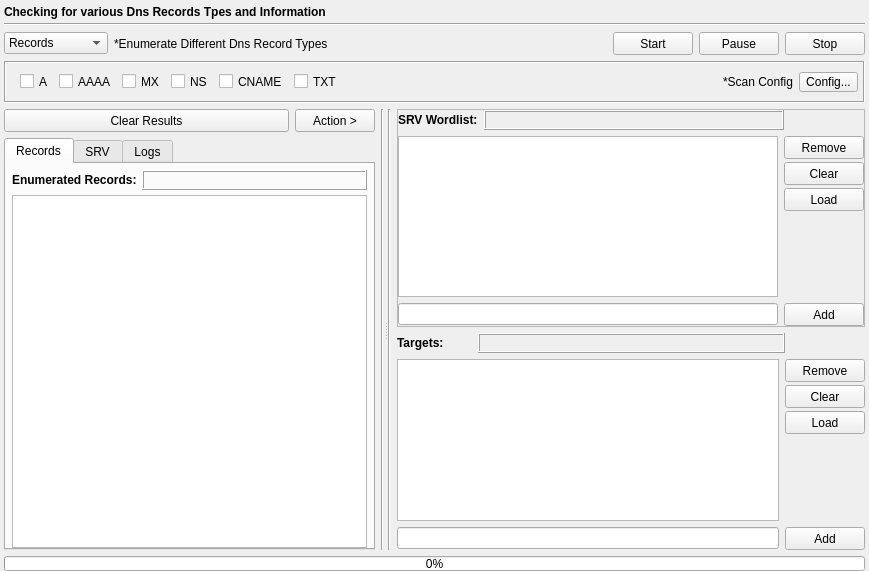
Above: gui/src/engines/dns/Dns.ui from 3nock/OTE before the change. Below: the same form after it.
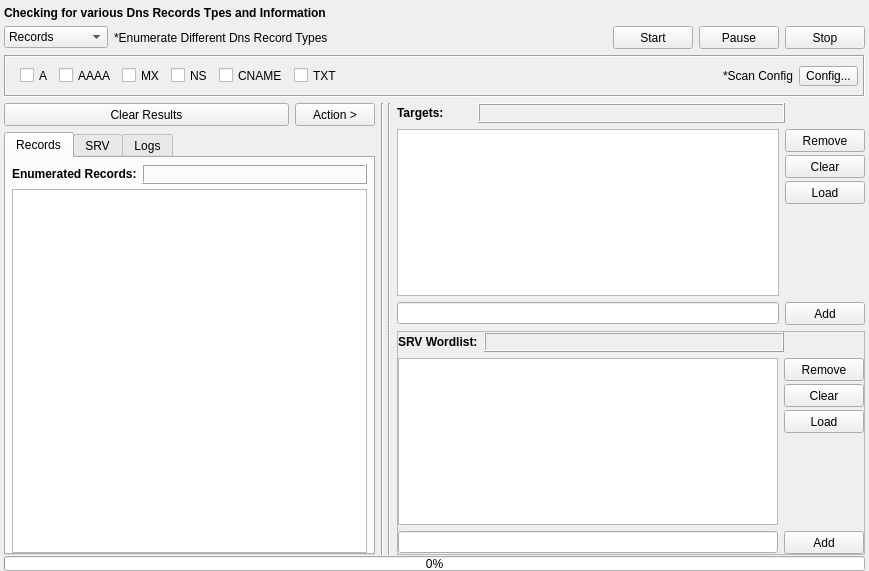
That is the form after the change.

The edit to the form file:
```diff
--- a/gui/src/engines/dns/Dns.ui
+++ b/gui/src/engines/dns/Dns.ui
@@ -16,27 +16,19 @@
   <property name="styleSheet">
    <string notr="true"/>
   </property>
-  <layout class="QVBoxLayout" name="verticalLayout_12">
-   <property name="spacing">
-    <number>6</number>
-   </property>
-   <property name="leftMargin">
-    <number>4</number>
-   </property>
-   <property name="topMargin">
-    <number>5</number>
-   </property>
-   <property name="rightMargin">
-    <number>4</number>
-   </property>
-   <property name="bottomMargin">
-    <number>0</number>
-   </property>
-   <item>
     <layout class="QVBoxLayout" name="verticalLayout_2">
-     <property name="spacing">
+   <property name="leftMargin">
       <number>4</number>
      </property>
+   <property name="topMargin">
+    <number>6</number>
+   </property>
+   <property name="rightMargin">
+    <number>4</number>
+   </property>
+   <property name="bottomMargin">
+    <number>0</number>
+   </property>
      <item>
       <widget class="QLabel" name="label">
        <property name="sizePolicy">
@@ -57,17 +49,6 @@
       </widget>
      </item>
      <item>
-      <widget class="Line" name="line">
-       <property name="orientation">
-        <enum>Qt::Horizontal</enum>
-       </property>
-      </widget>
-     </item>
-    </layout>
-   </item>
-   <item>
-    <layout class="QVBoxLayout" name="verticalLayout">
-     <item>
       <layout class="QHBoxLayout" name="horizontalLayout_9">
        <item>
         <widget class="QComboBox" name="comboBox_option">
@@ -186,10 +167,6 @@
        </item>
       </layout>
      </item>
-    </layout>
-   </item>
-   <item>
-    <layout class="QVBoxLayout" name="verticalLayout_4">
      <item>
       <widget class="QFrame" name="frame">
        <property name="sizePolicy">
@@ -394,8 +371,11 @@
        </layout>
       </widget>
      </item>
-    </layout>
-   </item>
+   <item>
+    <layout class="QVBoxLayout" name="verticalLayout">
+     <property name="spacing">
+      <number>1</number>
+     </property>
    <item>
     <widget class="QSplitter" name="splitter">
      <property name="orientation">
@@ -782,6 +762,269 @@
        </item>
        <item>
         <layout class="QVBoxLayout" name="verticalLayout_11">
+           <item>
+            <widget class="QFrame" name="frame_targets">
+             <property name="styleSheet">
+              <string notr="true"/>
+             </property>
+             <layout class="QVBoxLayout" name="verticalLayout_5">
+              <property name="spacing">
+               <number>6</number>
+              </property>
+              <property name="leftMargin">
+               <number>0</number>
+              </property>
+              <property name="topMargin">
+               <number>0</number>
+              </property>
+              <property name="rightMargin">
+               <number>0</number>
+              </property>
+              <property name="bottomMargin">
+               <number>0</number>
+              </property>
+              <item>
+               <layout class="QHBoxLayout" name="horizontalLayout">
+                <item>
+                 <widget class="QLabel" name="label_6">
+                  <property name="sizePolicy">
+                   <sizepolicy hsizetype="Maximum" vsizetype="Preferred">
+                    <horstretch>0</horstretch>
+                    <verstretch>0</verstretch>
+                   </sizepolicy>
+                  </property>
+                  <property name="minimumSize">
+                   <size>
+                    <width>75</width>
+                    <height>0</height>
+                   </size>
+                  </property>
+                  <property name="font">
+                   <font>
+                    <weight>75</weight>
+                    <bold>true</bold>
+                   </font>
+                  </property>
+                  <property name="text">
+                   <string>Targets: </string>
+                  </property>
+                 </widget>
+                </item>
+                <item>
+                 <widget class="QLabel" name="label_targetsCount">
+                  <property name="sizePolicy">
+                   <sizepolicy hsizetype="Preferred" vsizetype="Maximum">
+                    <horstretch>0</horstretch>
+                    <verstretch>0</verstretch>
+                   </sizepolicy>
+                  </property>
+                  <property name="minimumSize">
+                   <size>
+                    <width>0</width>
+                    <height>20</height>
+                   </size>
+                  </property>
+                  <property name="maximumSize">
+                   <size>
+                    <width>16777215</width>
+                    <height>20</height>
+                   </size>
+                  </property>
+                  <property name="font">
+                   <font>
+                    <weight>75</weight>
+                    <bold>true</bold>
+                   </font>
+                  </property>
+                  <property name="styleSheet">
+                   <string notr="true"/>
+                  </property>
+                  <property name="frameShape">
+                   <enum>QFrame::Box</enum>
+                  </property>
+                  <property name="frameShadow">
+                   <enum>QFrame::Raised</enum>
+                  </property>
+                  <property name="text">
+                   <string/>
+                  </property>
+                 </widget>
+                </item>
+                <item>
+                 <spacer name="horizontalSpacer_3">
+                  <property name="orientation">
+                   <enum>Qt::Horizontal</enum>
+                  </property>
+                  <property name="sizeType">
+                   <enum>QSizePolicy::Fixed</enum>
+                  </property>
+                  <property name="sizeHint" stdset="0">
+                   <size>
+                    <width>80</width>
+                    <height>20</height>
+                   </size>
+                  </property>
+                 </spacer>
+                </item>
+               </layout>
+              </item>
+              <item>
+               <layout class="QHBoxLayout" name="horizontalLayout_3">
+                <item>
+                 <widget class="QListWidget" name="listWidget_targets">
+                  <property name="font">
+                   <font>
+                    <family>MS Shell Dlg 2</family>
+                    <pointsize>8</pointsize>
+                   </font>
+                  </property>
+                  <property name="styleSheet">
+                   <string notr="true"/>
+                  </property>
+                  <property name="editTriggers">
+                   <set>QAbstractItemView::DoubleClicked</set>
+                  </property>
+                  <property name="selectionMode">
+                   <enum>QAbstractItemView::ExtendedSelection</enum>
+                  </property>
+                  <property name="verticalScrollMode">
+                   <enum>QAbstractItemView::ScrollPerPixel</enum>
+                  </property>
+                  <property name="horizontalScrollMode">
+                   <enum>QAbstractItemView::ScrollPerPixel</enum>
+                  </property>
+                  <property name="selectionRectVisible">
+                   <bool>true</bool>
+                  </property>
+                  <property name="sortingEnabled">
+                   <bool>false</bool>
+                  </property>
+                 </widget>
+                </item>
+                <item>
+                 <layout class="QVBoxLayout" name="verticalLayout_3">
+                  <property name="spacing">
+                   <number>3</number>
+                  </property>
+                  <item>
+                   <widget class="QPushButton" name="pushButton_removeTargets">
+                    <property name="sizePolicy">
+                     <sizepolicy hsizetype="Fixed" vsizetype="Fixed">
+                      <horstretch>0</horstretch>
+                      <verstretch>0</verstretch>
+                     </sizepolicy>
+                    </property>
+                    <property name="minimumSize">
+                     <size>
+                      <width>75</width>
+                      <height>23</height>
+                     </size>
+                    </property>
+                    <property name="styleSheet">
+                     <string notr="true"/>
+                    </property>
+                    <property name="text">
+                     <string>Remove</string>
+                    </property>
+                   </widget>
+                  </item>
+                  <item>
+                   <widget class="QPushButton" name="pushButton_clearTargets">
+                    <property name="sizePolicy">
+                     <sizepolicy hsizetype="Fixed" vsizetype="Fixed">
+                      <horstretch>0</horstretch>
+                      <verstretch>0</verstretch>
+                     </sizepolicy>
+                    </property>
+                    <property name="minimumSize">
+                     <size>
+                      <width>75</width>
+                      <height>23</height>
+                     </size>
+                    </property>
+                    <property name="styleSheet">
+                     <string notr="true"/>
+                    </property>
+                    <property name="text">
+                     <string>Clear</string>
+                    </property>
+                   </widget>
+                  </item>
+                  <item>
+                   <widget class="QPushButton" name="pushButton_loadTargets">
+                    <property name="sizePolicy">
+                     <sizepolicy hsizetype="Fixed" vsizetype="Fixed">
+                      <horstretch>0</horstretch>
+                      <verstretch>0</verstretch>
+                     </sizepolicy>
+                    </property>
+                    <property name="minimumSize">
+                     <size>
+                      <width>75</width>
+                      <height>23</height>
+                     </size>
+                    </property>
+                    <property name="styleSheet">
+                     <string notr="true"/>
+                    </property>
+                    <property name="text">
+                     <string>Load</string>
+                    </property>
+                   </widget>
+                  </item>
+                  <item>
+                   <spacer name="verticalSpacer_3">
+                    <property name="orientation">
+                     <enum>Qt::Vertical</enum>
+                    </property>
+                    <property name="sizeHint" stdset="0">
+                     <size>
+                      <width>20</width>
+                      <height>40</height>
+                     </size>
+                    </property>
+                   </spacer>
+                  </item>
+                 </layout>
+                </item>
+               </layout>
+              </item>
+              <item>
+               <layout class="QHBoxLayout" name="horizontalLayout_2">
+                <item>
+                 <widget class="QLineEdit" name="lineEdit_targets">
+                  <property name="styleSheet">
+                   <string notr="true"/>
+                  </property>
+                 </widget>
+                </item>
+                <item>
+                 <widget class="QPushButton" name="pushButton_addTargets">
+                  <property name="sizePolicy">
+                   <sizepolicy hsizetype="Fixed" vsizetype="Fixed">
+                    <horstretch>0</horstretch>
+                    <verstretch>0</verstretch>
+                   </sizepolicy>
+                  </property>
+                  <property name="minimumSize">
+                   <size>
+                    <width>75</width>
+                    <height>23</height>
+                   </size>
+                  </property>
+                  <property name="styleSheet">
+                   <string notr="true"/>
+                  </property>
+                  <property name="text">
+                   <string>Add</string>
+                  </property>
+                 </widget>
+                </item>
+               </layout>
+              </item>
+             </layout>
+            </widget>
+           </item>
          <item>
           <widget class="QFrame" name="frame_srvWordlist">
            <property name="styleSheet">
@@ -1024,269 +1267,6 @@
            </layout>
           </widget>
          </item>
-         <item>
-          <widget class="QFrame" name="frame_targets">
-           <property name="styleSheet">
-            <string notr="true"/>
-           </property>
-           <layout class="QVBoxLayout" name="verticalLayout_5">
-            <property name="spacing">
-             <number>6</number>
-            </property>
-            <property name="leftMargin">
-             <number>0</number>
-            </property>
-            <property name="topMargin">
-             <number>0</number>
-            </property>
-            <property name="rightMargin">
-             <number>0</number>
-            </property>
-            <property name="bottomMargin">
-             <number>0</number>
-            </property>
-            <item>
-             <layout class="QHBoxLayout" name="horizontalLayout">
-              <item>
-               <widget class="QLabel" name="label_6">
-                <property name="sizePolicy">
-                 <sizepolicy hsizetype="Maximum" vsizetype="Preferred">
-                  <horstretch>0</horstretch>
-                  <verstretch>0</verstretch>
-                 </sizepolicy>
-                </property>
-                <property name="minimumSize">
-                 <size>
-                  <width>75</width>
-                  <height>0</height>
-                 </size>
-                </property>
-                <property name="font">
-                 <font>
-                  <weight>75</weight>
-                  <bold>true</bold>
-                 </font>
-                </property>
-                <property name="text">
-                 <string>Targets: </string>
-                </property>
-               </widget>
-              </item>
-              <item>
-               <widget class="QLabel" name="label_targetsCount">
-                <property name="sizePolicy">
-                 <sizepolicy hsizetype="Preferred" vsizetype="Maximum">
-                  <horstretch>0</horstretch>
-                  <verstretch>0</verstretch>
-                 </sizepolicy>
-                </property>
-                <property name="minimumSize">
-                 <size>
-                  <width>0</width>
-                  <height>20</height>
-                 </size>
-                </property>
-                <property name="maximumSize">
-                 <size>
-                  <width>16777215</width>
-                  <height>20</height>
-                 </size>
-                </property>
-                <property name="font">
-                 <font>
-                  <weight>75</weight>
-                  <bold>true</bold>
-                 </font>
-                </property>
-                <property name="styleSheet">
-                 <string notr="true"/>
-                </property>
-                <property name="frameShape">
-                 <enum>QFrame::Box</enum>
-                </property>
-                <property name="frameShadow">
-                 <enum>QFrame::Raised</enum>
-                </property>
-                <property name="text">
-                 <string/>
-                </property>
-               </widget>
-              </item>
-              <item>
-               <spacer name="horizontalSpacer_3">
-                <property name="orientation">
-                 <enum>Qt::Horizontal</enum>
-                </property>
-                <property name="sizeType">
-                 <enum>QSizePolicy::Fixed</enum>
-                </property>
-                <property name="sizeHint" stdset="0">
-                 <size>
-                  <width>80</width>
-                  <height>20</height>
-                 </size>
-                </property>
-               </spacer>
-              </item>
-             </layout>
-            </item>
-            <item>
-             <layout class="QHBoxLayout" name="horizontalLayout_3">
-              <item>
-               <widget class="QListWidget" name="listWidget_targets">
-                <property name="font">
-                 <font>
-                  <family>MS Shell Dlg 2</family>
-                  <pointsize>8</pointsize>
-                 </font>
-                </property>
-                <property name="styleSheet">
-                 <string notr="true"/>
-                </property>
-                <property name="editTriggers">
-                 <set>QAbstractItemView::DoubleClicked</set>
-                </property>
-                <property name="selectionMode">
-                 <enum>QAbstractItemView::ExtendedSelection</enum>
-                </property>
-                <property name="verticalScrollMode">
-                 <enum>QAbstractItemView::ScrollPerPixel</enum>
-                </property>
-                <property name="horizontalScrollMode">
-                 <enum>QAbstractItemView::ScrollPerPixel</enum>
-                </property>
-                <property name="selectionRectVisible">
-                 <bool>true</bool>
-                </property>
-                <property name="sortingEnabled">
-                 <bool>false</bool>
-                </property>
-               </widget>
-              </item>
-              <item>
-               <layout class="QVBoxLayout" name="verticalLayout_3">
-                <property name="spacing">
-                 <number>3</number>
-                </property>
-                <item>
-                 <widget class="QPushButton" name="pushButton_removeTargets">
-                  <property name="sizePolicy">
-                   <sizepolicy hsizetype="Fixed" vsizetype="Fixed">
-                    <horstretch>0</horstretch>
-                    <verstretch>0</verstretch>
-                   </sizepolicy>
-                  </property>
-                  <property name="minimumSize">
-                   <size>
-                    <width>75</width>
-                    <height>23</height>
-                   </size>
-                  </property>
-                  <property name="styleSheet">
-                   <string notr="true"/>
-                  </property>
-                  <property name="text">
-                   <string>Remove</string>
-                  </property>
-                 </widget>
-                </item>
-                <item>
-                 <widget class="QPushButton" name="pushButton_clearTargets">
-                  <property name="sizePolicy">
-                   <sizepolicy hsizetype="Fixed" vsizetype="Fixed">
-                    <horstretch>0</horstretch>
-                    <verstretch>0</verstretch>
-                   </sizepolicy>
-                  </property>
-                  <property name="minimumSize">
-                   <size>
-                    <width>75</width>
-                    <height>23</height>
-                   </size>
-                  </property>
-                  <property name="styleSheet">
-                   <string notr="true"/>
-                  </property>
-                  <property name="text">
-                   <string>Clear</string>
-                  </property>
-                 </widget>
-                </item>
-                <item>
-                 <widget class="QPushButton" name="pushButton_loadTargets">
-                  <property name="sizePolicy">
-                   <sizepolicy hsizetype="Fixed" vsizetype="Fixed">
-                    <horstretch>0</horstretch>
-                    <verstretch>0</verstretch>
-                   </sizepolicy>
-                  </property>
-                  <property name="minimumSize">
-                   <size>
-                    <width>75</width>
-                    <height>23</height>
-                   </size>
-                  </property>
-                  <property name="styleSheet">
-                   <string notr="true"/>
-                  </property>
-                  <property name="text">
-                   <string>Load</string>
-                  </property>
-                 </widget>
-                </item>
-                <item>
-                 <spacer name="verticalSpacer_3">
-                  <property name="orientation">
-                   <enum>Qt::Vertical</enum>
-                  </property>
-                  <property name="sizeHint" stdset="0">
-                   <size>
-                    <width>20</width>
-                    <height>40</height>
-                   </size>
-                  </property>
-                 </spacer>
-                </item>
-               </layout>
-              </item>
-             </layout>
-            </item>
-            <item>
-             <layout class="QHBoxLayout" name="horizontalLayout_2">
-              <item>
-               <widget class="QLineEdit" name="lineEdit_targets">
-                <property name="styleSheet">
-                 <string notr="true"/>
-                </property>
-               </widget>
-              </item>
-              <item>
-               <widget class="QPushButton" name="pushButton_addTargets">
-                <property name="sizePolicy">
-                 <sizepolicy hsizetype="Fixed" vsizetype="Fixed">
-                  <horstretch>0</horstretch>
-                  <verstretch>0</verstretch>
-                 </sizepolicy>
-                </property>
-                <property name="minimumSize">
-                 <size>
-                  <width>75</width>
-                  <height>23</height>
-                 </size>
-                </property>
-                <property name="styleSheet">
-                 <string notr="true"/>
-                </property>
-                <property name="text">
-                 <string>Add</string>
-                </property>
-               </widget>
-              </item>
-             </layout>
-            </item>
-           </layout>
-          </widget>
-         </item>
         </layout>
        </item>
       </layout>
@@ -1314,6 +1294,8 @@
       <number>0</number>
      </property>
     </widget>
+     </item>
+    </layout>
    </item>
   </layout>
  </widget>
```
Lines whose indentation alone changed are shown as unchanged.
